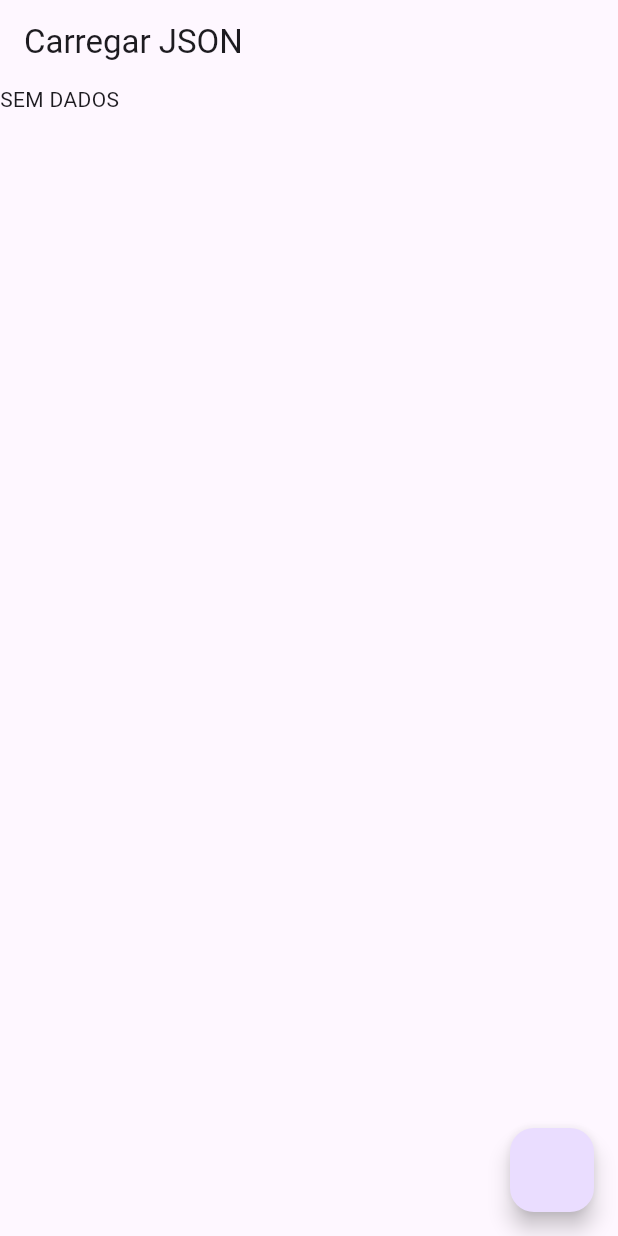
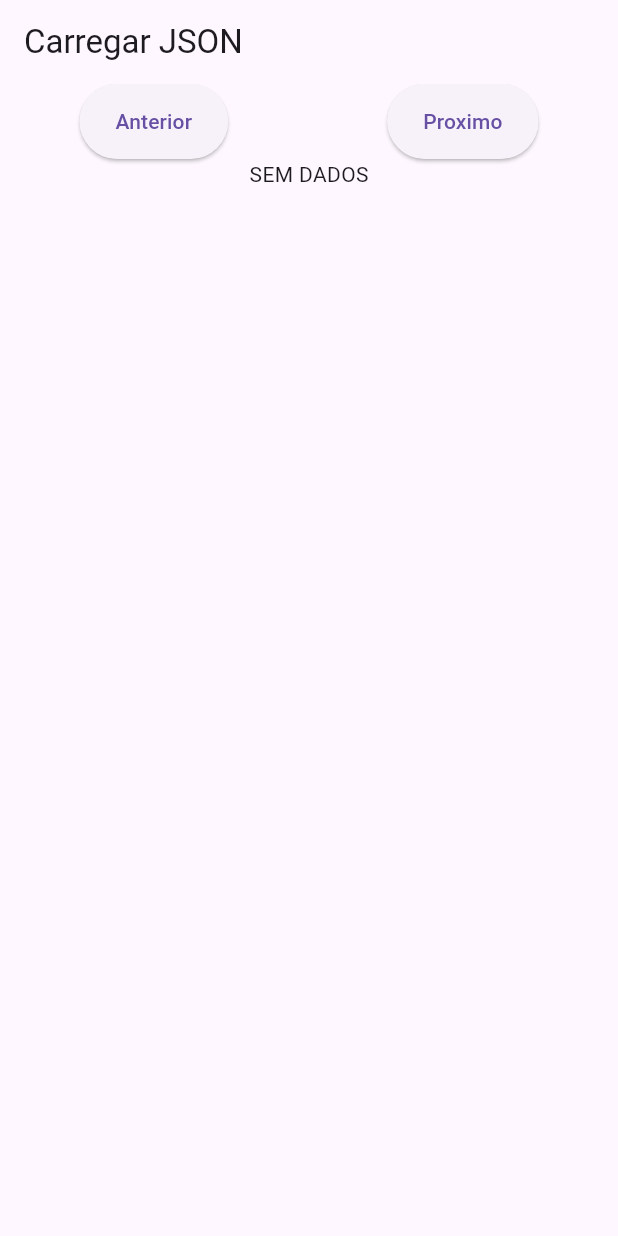
Before and after one commit to seupaulao/lerjson, a Flutter app: the screen it shows after launch, on a phone screen of 412 x 824 dp. Run offline on Flutter 3.47's test engine with Material 3 defaults, Android fonts, the phone set to English and light mode, and no system bars.

Commit message:
consegui colocar listview em coluns e colocar uns botões no topo

```diff
--- a/lib/main.dart
+++ b/lib/main.dart
@@ -69,14 +69,23 @@ class _MyAppState extends State<MyApp> {
   }
 
   void addCapitulo() {
+    int qteCapitulos =
+        int.parse(jsonBiblia['$idLivro']['qtecapitulos'].toString());
     setState(() {
-      numCapitulo = numCapitulo + 1;
+      numCapitulo = numCapitulo > qteCapitulos ? 1 : numCapitulo + 1;
       texto.clear();
       jsonBiblia['$idLivro']['capitulos']['$numCapitulo']
           .forEach((key, value) => texto.add(value));
     });
-    // print('----------------------------');
-    // texto.forEach((item) => print(item));
+  }
+
+  void subCapitulo() {
+    setState(() {
+      numCapitulo = numCapitulo > 1 ? numCapitulo - 1 : 1;
+      texto.clear();
+      jsonBiblia['$idLivro']['capitulos']['$numCapitulo']
+          .forEach((key, value) => texto.add(value));
+    });
   }
 
   @override
@@ -95,7 +104,21 @@ class _MyAppState extends State<MyApp> {
         appBar: AppBar(
           title: const Text('Carregar JSON'),
         ),
-        body: texto.isEmpty
+        body: Column(children: [
+          SizedBox(
+            height: 50,
+            child: Row(
+                crossAxisAlignment: CrossAxisAlignment.stretch,
+                mainAxisAlignment: MainAxisAlignment.spaceAround,
+                children: [
+                  ElevatedButton(
+                      onPressed: subCapitulo, child: const Text('Anterior')),
+                  ElevatedButton(
+                      onPressed: addCapitulo, child: const Text('Proximo')),
+                ]),
+          ),
+          Expanded(
+            child: texto.isEmpty
                 ? const Text('SEM DADOS')
                 : ListView.builder(
                     padding: const EdgeInsets.all(8),
@@ -106,7 +129,9 @@ class _MyAppState extends State<MyApp> {
                         title: Text(texto[index]),
                       );
                     }),
-        floatingActionButton: FloatingActionButton(onPressed: addCapitulo),
+          )
+        ]),
+        //   floatingActionButton: FloatingActionButton(onPressed: addCapitulo),
       ),
     );
   }
```
Lines whose indentation alone changed are shown as unchanged.
